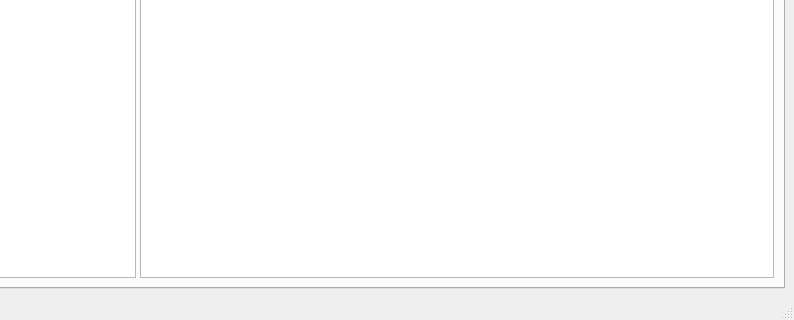
This is RadarViewer/MainWindow.ui in yuriy-petrov/Radar as Qt 5 draws it before an edit; both pictures show x 519 to 1313 and y 350 to 670 of the 1313 by 670 pixel window. The edited form follows.
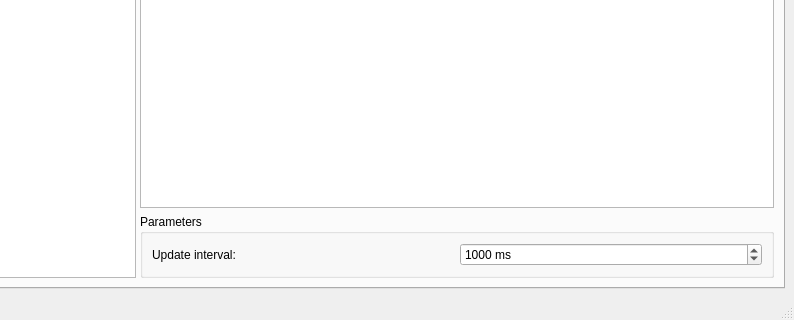
This is the edited form.

The edit to the form file:
```diff
--- a/RadarViewer/MainWindow.ui
+++ b/RadarViewer/MainWindow.ui
@@ -14,7 +14,7 @@
    <string>Radar viewer</string>
   </property>
   <widget class="QWidget" name="centralwidget">
-   <layout class="QVBoxLayout" name="verticalLayout">
+   <layout class="QVBoxLayout" name="verticalLayout_4">
     <item>
      <widget class="QTabWidget" name="tabWidget">
       <property name="currentIndex">
@@ -35,6 +35,9 @@
             <enum>QGraphicsView::NoAnchor</enum>
            </property>
           </widget>
+          <widget class="QWidget" name="">
+           <layout class="QVBoxLayout" name="verticalLayout">
+            <item>
           <widget class="QTableView" name="tableViewTracks">
            <property name="alternatingRowColors">
             <bool>true</bool>
@@ -51,6 +54,41 @@
            <attribute name="verticalHeaderStretchLastSection">
             <bool>false</bool>
            </attribute>
+             </widget>
+            </item>
+            <item>
+             <widget class="QGroupBox" name="groupBox">
+              <property name="title">
+               <string>Parameters</string>
+              </property>
+              <layout class="QGridLayout" name="gridLayout">
+               <item row="0" column="0">
+                <widget class="QLabel" name="label_3">
+                 <property name="text">
+                  <string>Update interval:</string>
+                 </property>
+                </widget>
+               </item>
+               <item row="0" column="1">
+                <widget class="QSpinBox" name="spinBoxUpdateInterval">
+                 <property name="suffix">
+                  <string> ms</string>
+                 </property>
+                 <property name="minimum">
+                  <number>200</number>
+                 </property>
+                 <property name="maximum">
+                  <number>10000</number>
+                 </property>
+                 <property name="value">
+                  <number>1000</number>
+                 </property>
+                </widget>
+               </item>
+              </layout>
+             </widget>
+            </item>
+           </layout>
           </widget>
          </widget>
         </item>
```
Lines whose indentation alone changed are shown as unchanged.
